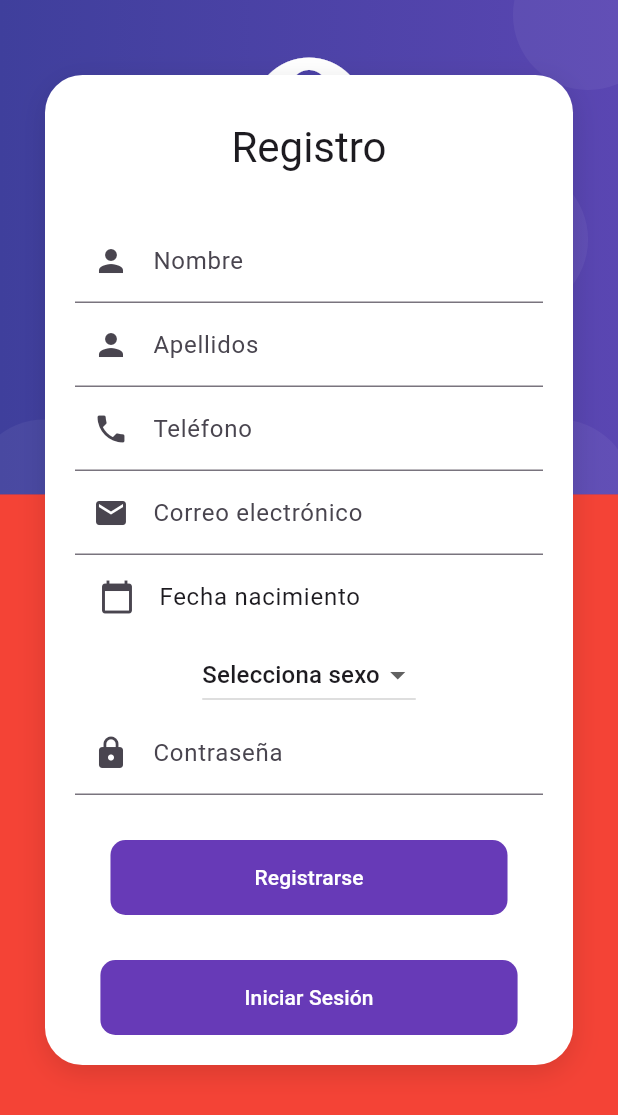
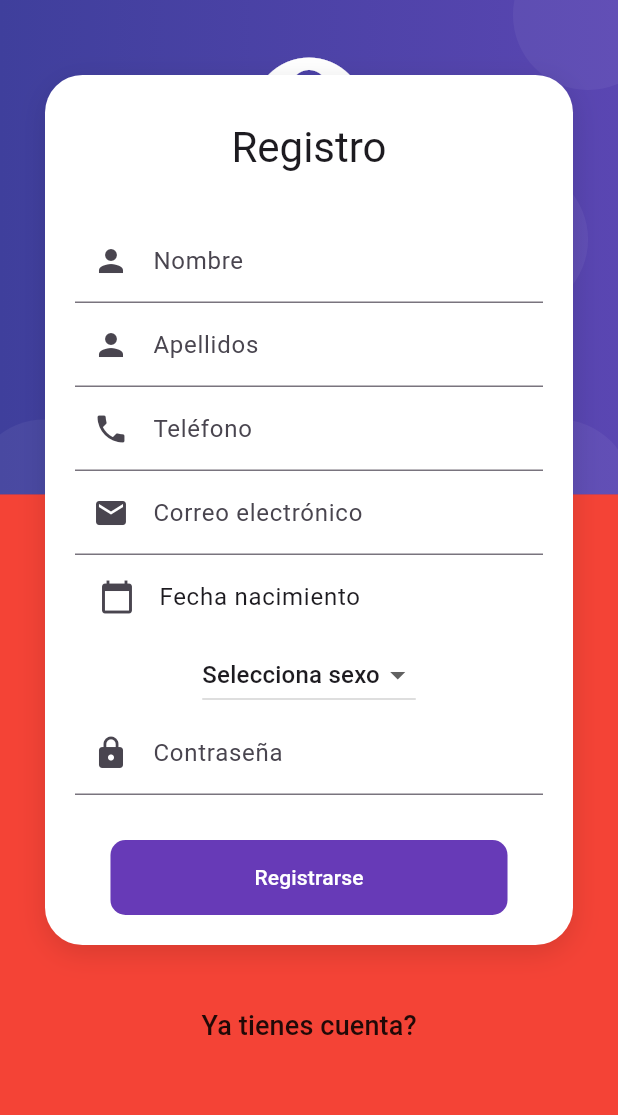
Before and after one commit to saleemsiddique/SeminarioValidacionTarea, a Flutter app: the RegisterScreen screen opened by its route, on a phone screen of 412 x 824 dp. Shown: the top 1115 px of the screen. Run offline on Flutter 3.47's test engine with Material 3 defaults, Android fonts, the phone set to English and light mode, and no system bars; our stand-ins replace flutter_secure_storage, image_picker; accounts and stored records are empty; network calls fail.

Commit message:
Seminario Completo con fallo

```diff
--- a/seminariovalidacion/lib/screens/registrar_screen.dart
+++ b/seminariovalidacion/lib/screens/registrar_screen.dart
@@ -1,6 +1,8 @@
 import 'package:flutter/material.dart';
 import 'package:provider/provider.dart';
 import 'package:seminariovalidacion/providers/register_form_provider.dart';
+import 'package:seminariovalidacion/services/auth_service.dart';
+import 'package:seminariovalidacion/services/notification_service.dart';
 import 'package:seminariovalidacion/ui/input_decorations.dart';
 import 'package:seminariovalidacion/widgets/widgets.dart';
 import 'package:intl/intl.dart';
@@ -27,11 +29,11 @@ class RegisterScreen extends StatelessWidget {
                       create: (_) => RegisterFormProvider(),
                       child: RegisterForm(),
                     ),
-                    SizedBox(height: 30),
-                    IniciarCuenta(),
                   ],
                 ),
-              )
+              ),
+              SizedBox(height: 30),
+              IniciarCuenta(),
             ],
           ),
         ),
@@ -137,9 +139,9 @@ class RegisterForm extends StatelessWidget {
             ),
             DropdownButton<String>(
               value: registerForm.sexo,
-              items: ['Masculino', 'Femenino', 'Otro', 'Selecciona sexo'].map((String value) {
+              items: ['Masculino', 'Femenino', 'Otro', 'Selecciona sexo']
+                  .map((String value) {
                 return DropdownMenuItem<String>(
-
                   value: value,
                   child: Text(value),
                 );
@@ -182,6 +184,7 @@ class RegisterBtn extends StatelessWidget {
   @override
   Widget build(BuildContext context) {
     final registerForm = Provider.of<RegisterFormProvider>(context);
+    final authService = Provider.of<AuthService>(context);
     return MaterialButton(
       shape: RoundedRectangleBorder(borderRadius: BorderRadius.circular(10)),
       disabledColor: Colors.grey,
@@ -202,12 +205,15 @@ class RegisterBtn extends StatelessWidget {
 
               registerForm.isLoading = true;
 
-              // Simulación de un registro exitoso con un retraso de 2 segundos
-              await Future.delayed(Duration(seconds: 2));
+              final String? errorMessage = await authService.createUser(
+                  registerForm.email, registerForm.password);
 
-              registerForm.isLoading = false;
-
-              Navigator.pushReplacementNamed(context, 'home');
+              if (errorMessage == null) {
+                Navigator.pushReplacementNamed(context, 'home');
+              } else {
+                NotificationService.showSnackbar(errorMessage);
+                registerForm.isLoading = false;
+              }
             },
     );
   }
@@ -216,21 +222,19 @@ class RegisterBtn extends StatelessWidget {
 class IniciarCuenta extends StatelessWidget {
   @override
   Widget build(BuildContext context) {
-    return MaterialButton(
-      shape: RoundedRectangleBorder(borderRadius: BorderRadius.circular(10)),
-      disabledColor: Colors.grey,
-      elevation: 0,
-      color: Colors.deepPurple,
-      child: Container(
-        padding: EdgeInsets.symmetric(horizontal: 80, vertical: 15),
-        child: Text(
-          'Iniciar Sesión',
-          style: TextStyle(color: Colors.white),
+    return TextButton(
+      onPressed: () => Navigator.pushReplacementNamed(context, '/'),
+      style: ButtonStyle(
+        overlayColor:
+            MaterialStatePropertyAll<Color>(Colors.indigo.withOpacity(0.2)),
+        shape: MaterialStatePropertyAll<OutlinedBorder>(
+          StadiumBorder(),
         ),
       ),
-      onPressed: () {
-        Navigator.pushNamed(context, '/');
-      },
+      child: const Text(
+        'Ya tienes cuenta?',
+        style: TextStyle(fontSize: 18, color: Colors.black87),
+      ),
     );
   }
 }
--- /dev/null
+++ b/seminariovalidacion/lib/services/notification_service.dart
@@ -0,0 +1,15 @@
+import 'package:flutter/material.dart';
+
+class NotificationService {
+  static GlobalKey<ScaffoldMessengerState> messengerKey =
+      GlobalKey<ScaffoldMessengerState>();
+
+  static showSnackbar(String message) {
+    final snackBar = SnackBar(
+        content: Text(
+      message,
+      style: const TextStyle(color: Colors.white, fontSize: 20),
+    ));
+    messengerKey.currentState!.showSnackBar(snackBar);
+  }
+}
--- a/seminariovalidacion/pubspec.yaml
+++ b/seminariovalidacion/pubspec.yaml
@@ -19,7 +19,7 @@ publish_to: 'none' # Remove this line if you wish to publish to pub.dev
 version: 1.0.0+1
 
 environment:
-  sdk: '>=3.1.1 <4.0.0'
+  sdk: '>=3.1.0 <4.0.0'
 
 # Dependencies specify other packages that your package needs in order to work.
 # To automatically upgrade your package dependencies to the latest versions
@@ -39,6 +39,7 @@ dependencies:
   intl: ^0.18.1
   http: any
   image_picker: ^1.0.7
+  flutter_secure_storage: ^9.0.0
 
 dev_dependencies:
   flutter_test:
```
Also changed, not shown: seminariovalidacion/lib/main.dart (+14 -2 lines), seminariovalidacion/lib/screens/checkauth_screen.dart (added, +42 -0 lines), seminariovalidacion/lib/screens/home_screen.dart (+11 -1 lines), seminariovalidacion/lib/screens/login_screen.dart (+27 -18 lines), seminariovalidacion/lib/services/auth_service.dart (added, +99 -0 lines), seminariovalidacion/lib/services/products_service.dart (+14 -5 lines), seminariovalidacion/pubspec.lock, 5 other files.
